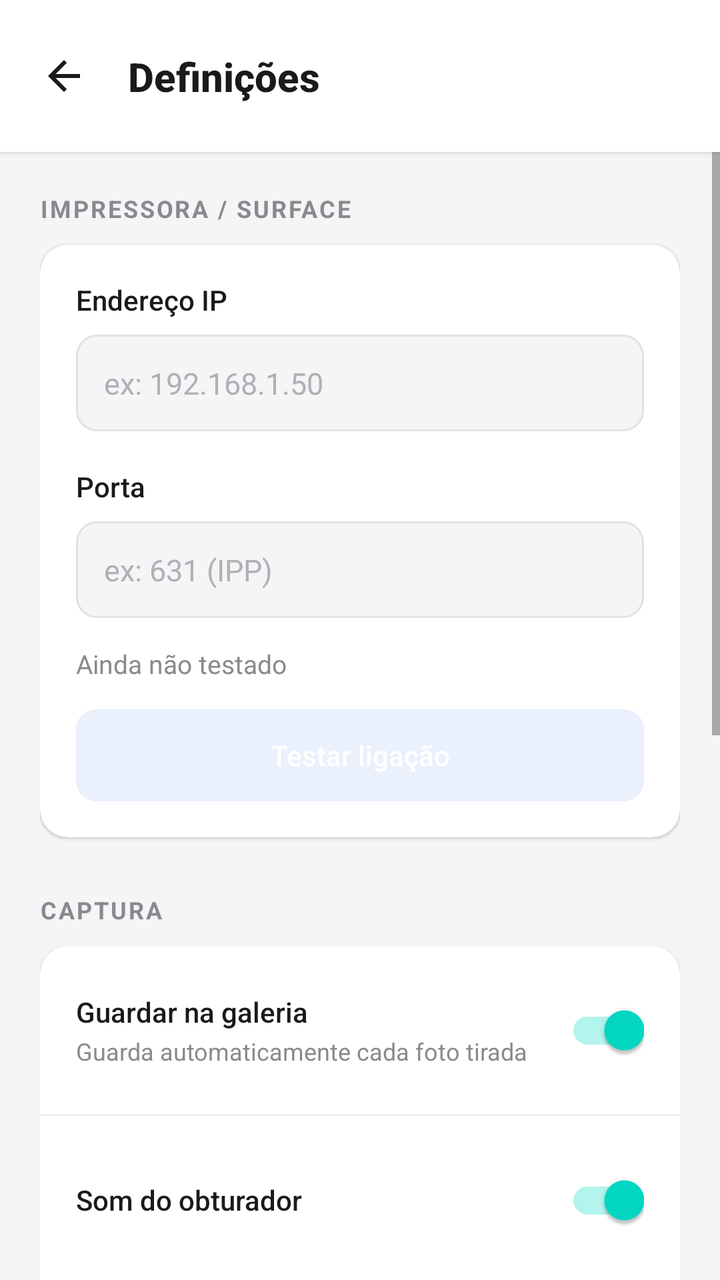
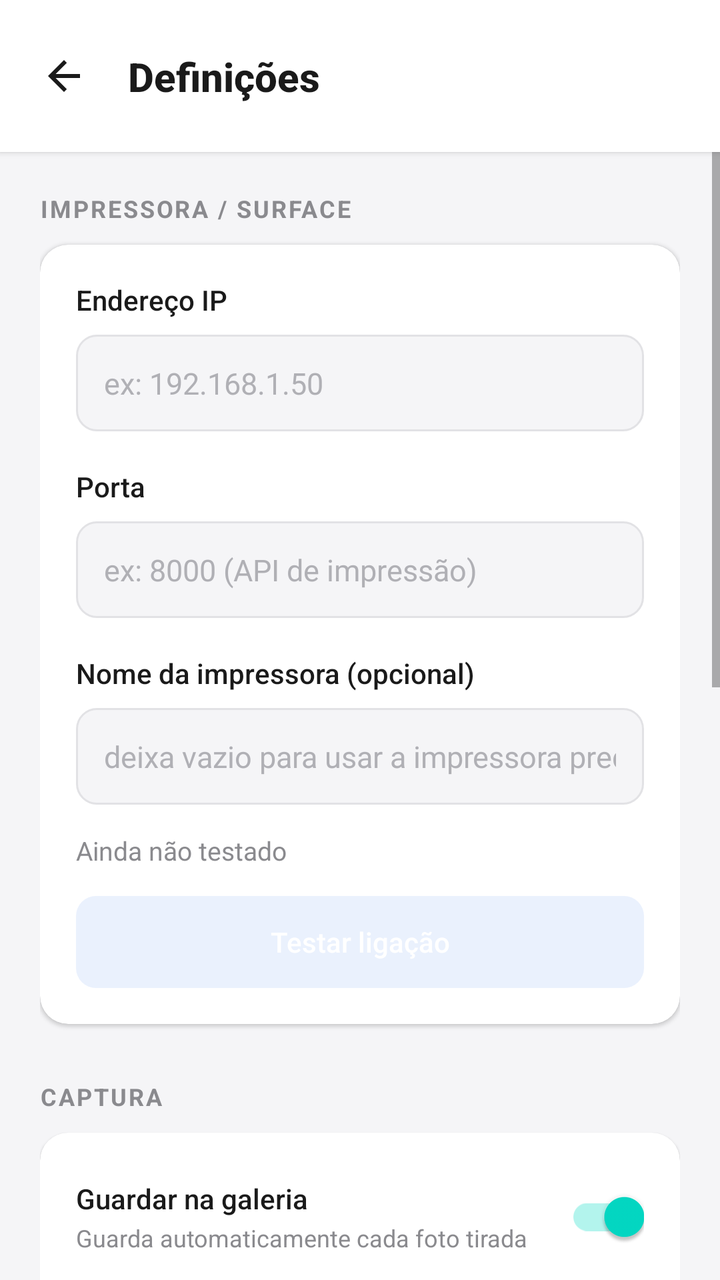

Two renders of the same Android screen: before a commit and after it. Below are the layout's source before the change and the commit's diff.
<!-- AndroidManifest.xml: application theme Theme.AutoPrint -->
<!-- res/layout/activity_def.xml -->
<?xml version="1.0" encoding="utf-8"?>
<androidx.constraintlayout.widget.ConstraintLayout xmlns:android="http://schemas.android.com/apk/res/android"
    xmlns:app="http://schemas.android.com/apk/res-auto"
    xmlns:tools="http://schemas.android.com/tools"
    android:id="@+id/main"
    android:layout_width="match_parent"
    android:layout_height="match_parent"
    android:background="#F5F5F7"
    tools:context=".DefActivity">

    
    <androidx.constraintlayout.widget.ConstraintLayout
        android:id="@+id/topBar"
        android:layout_width="0dp"
        android:layout_height="wrap_content"
        android:background="#FFFFFF"
        android:paddingTop="18dp"
        android:paddingBottom="18dp"
        android:elevation="2dp"
        app:layout_constraintTop_toTopOf="parent"
        app:layout_constraintStart_toStartOf="parent"
        app:layout_constraintEnd_toEndOf="parent">

        <ImageButton
            android:id="@+id/btnBack"
            android:layout_width="40dp"
            android:layout_height="40dp"
            android:layout_marginStart="12dp"
            android:background="?attr/selectableItemBackgroundBorderless"
            android:padding="8dp"
            android:src="@drawable/ic_back"
            android:contentDescription="Voltar"
            app:layout_constraintTop_toTopOf="parent"
            app:layout_constraintBottom_toBottomOf="parent"
            app:layout_constraintStart_toStartOf="parent" />

        <TextView
            android:layout_width="wrap_content"
            android:layout_height="wrap_content"
            android:text="Definições"
            android:textColor="#1A1A1A"
            android:textSize="20sp"
            android:textStyle="bold"
            android:fontFamily="sans-serif-medium"
            app:layout_constraintTop_toTopOf="parent"
            app:layout_constraintBottom_toBottomOf="parent"
            app:layout_constraintStart_toEndOf="@id/btnBack"
            android:layout_marginStart="12dp" />

    </androidx.constraintlayout.widget.ConstraintLayout>

    
    <ScrollView
        android:layout_width="0dp"
        android:layout_height="0dp"
        android:clipToPadding="false"
        android:paddingBottom="24dp"
        app:layout_constraintTop_toBottomOf="@id/topBar"
        app:layout_constraintBottom_toBottomOf="parent"
        app:layout_constraintStart_toStartOf="parent"
        app:layout_constraintEnd_toEndOf="parent">

        <LinearLayout
            android:layout_width="match_parent"
            android:layout_height="wrap_content"
            android:orientation="vertical"
            android:paddingHorizontal="20dp"
            android:paddingTop="20dp">

            
            <TextView
                android:layout_width="wrap_content"
                android:layout_height="wrap_content"
                android:text="IMPRESSORA / SURFACE"
                android:textColor="#8A8A8E"
                android:textSize="12sp"
                android:letterSpacing="0.08"
                android:textStyle="bold"
                android:layout_marginBottom="10dp" />

            <androidx.cardview.widget.CardView
                android:layout_width="match_parent"
                android:layout_height="wrap_content"
                app:cardCornerRadius="14dp"
                app:cardElevation="1dp"
                app:cardBackgroundColor="#FFFFFF">

                <LinearLayout
                    android:layout_width="match_parent"
                    android:layout_height="wrap_content"
                    android:orientation="vertical"
                    android:padding="18dp">

                    <TextView
                        android:layout_width="wrap_content"
                        android:layout_height="wrap_content"
                        android:text="Endereço IP"
                        android:textColor="#1A1A1A"
                        android:textSize="14sp"
                        android:fontFamily="sans-serif-medium" />

                    <EditText
                        android:id="@+id/editIp"
                        android:layout_width="match_parent"
                        android:layout_height="wrap_content"
                        android:layout_marginTop="8dp"
                        android:background="@drawable/bg_input_field"
                        android:hint="ex: 192.168.1.50"
                        android:textColorHint="#B0B0B5"
                        android:textColor="#1A1A1A"
                        android:textSize="15sp"
                        android:inputType="text"
                        android:imeOptions="actionNext"
                        android:maxLines="1"
                        android:padding="14dp" />

                    <TextView
                        android:layout_width="wrap_content"
                        android:layout_height="wrap_content"
                        android:layout_marginTop="18dp"
                        android:text="Porta"
                        android:textColor="#1A1A1A"
                        android:textSize="14sp"
                        android:fontFamily="sans-serif-medium" />

                    <EditText
                        android:id="@+id/editPort"
                        android:layout_width="match_parent"
                        android:layout_height="wrap_content"
                        android:layout_marginTop="8dp"
                        android:background="@drawable/bg_input_field"
                        android:hint="ex: 631 (IPP)"
                        android:textColorHint="#B0B0B5"
                        android:textColor="#1A1A1A"
                        android:textSize="15sp"
                        android:inputType="number"
                        android:imeOptions="actionDone"
                        android:maxLines="1"
                        android:padding="14dp" />

                    <TextView
                        android:id="@+id/txtConnectionStatus"
                        android:layout_width="wrap_content"
                        android:layout_height="wrap_content"
                        android:layout_marginTop="14dp"
                        android:text="Ainda não testado"
                        android:textColor="#8A8A8E"
                        android:textSize="13sp" />

                    <Button
                        android:id="@+id/btnTestConnection"
                        android:layout_width="match_parent"
                        android:layout_height="46dp"
                        android:layout_marginTop="14dp"
                        android:background="@drawable/bg_button_secondary"
                        android:text="Testar ligação"
                        android:textAllCaps="false"
                        android:textColor="#FFFFFF"
                        android:textSize="14sp"
                        android:fontFamily="sans-serif-medium"
                        android:elevation="0dp"
                        android:stateListAnimator="@null" />

                </LinearLayout>

            </androidx.cardview.widget.CardView>

            
            <TextView
                android:layout_width="wrap_content"
                android:layout_height="wrap_content"
                android:text="CAPTURA"
                android:textColor="#8A8A8E"
                android:textSize="12sp"
                android:letterSpacing="0.08"
                android:textStyle="bold"
                android:layout_marginTop="28dp"
                android:layout_marginBottom="10dp" />

            <androidx.cardview.widget.CardView
                android:layout_width="match_parent"
                android:layout_height="wrap_content"
                app:cardCornerRadius="14dp"
                app:cardElevation="1dp"
                app:cardBackgroundColor="#FFFFFF">

                <LinearLayout
                    android:layout_width="match_parent"
                    android:layout_height="wrap_content"
                    android:orientation="vertical">

                    
                    <LinearLayout
                        android:layout_width="match_parent"
                        android:layout_height="wrap_content"
                        android:orientation="horizontal"
                        android:gravity="center_vertical"
                        android:padding="18dp">

                        <LinearLayout
                            android:layout_width="0dp"
                            android:layout_height="wrap_content"
                            android:layout_weight="1"
                            android:orientation="vertical">

                            <TextView
                                android:layout_width="wrap_content"
                                android:layout_height="wrap_content"
                                android:text="Guardar na galeria"
                                android:textColor="#1A1A1A"
                                android:textSize="14sp"
                                android:fontFamily="sans-serif-medium" />

                            <TextView
                                android:layout_width="wrap_content"
                                android:layout_height="wrap_content"
                                android:text="Guarda automaticamente cada foto tirada"
                                android:textColor="#8A8A8E"
                                android:textSize="12sp"
                                android:layout_marginTop="2dp" />

                        </LinearLayout>

                        <androidx.appcompat.widget.SwitchCompat
                            android:id="@+id/switchSaveGallery"
                            android:layout_width="wrap_content"
                            android:layout_height="wrap_content"
                            android:checked="true" />

                    </LinearLayout>

                    <View
                        android:layout_width="match_parent"
                        android:layout_height="1dp"
                        android:background="#EFEFF1" />

                    
                    <LinearLayout
                        android:layout_width="match_parent"
                        android:layout_height="wrap_content"
                        android:orientation="horizontal"
                        android:gravity="center_vertical"
                        android:padding="18dp">

                        <TextView
                            android:layout_width="0dp"
                            android:layout_height="wrap_content"
                            android:layout_weight="1"
                            android:text="Som do obturador"
                            android:textColor="#1A1A1A"
                            android:textSize="14sp"
                            android:fontFamily="sans-serif-medium" />

                        <androidx.appcompat.widget.SwitchCompat
                            android:id="@+id/switchShutterSound"
                            android:layout_width="wrap_content"
                            android:layout_height="wrap_content"
                            android:checked="true" />

                    </LinearLayout>

                    <View
                        android:layout_width="match_parent"
                        android:layout_height="1dp"
                        android:background="#EFEFF1" />

                    
                    <LinearLayout
                        android:layout_width="match_parent"
                        android:layout_height="wrap_content"
                        android:orientation="horizontal"
                        android:gravity="center_vertical"
                        android:padding="18dp">

                        <TextView
                            android:layout_width="0dp"
                            android:layout_height="wrap_content"
                            android:layout_weight="1"
                            android:text="Mostrar grelha"
                            android:textColor="#1A1A1A"
                            android:textSize="14sp"
                            android:fontFamily="sans-serif-medium" />

                        <androidx.appcompat.widget.SwitchCompat
                            android:id="@+id/switchGrid"
                            android:layout_width="wrap_content"
                            android:layout_height="wrap_content"
                            android:checked="false" />

                    </LinearLayout>

                </LinearLayout>

            </androidx.cardview.widget.CardView>

            
            <TextView
                android:layout_width="wrap_content"
                android:layout_height="wrap_content"
                android:text="TEMPLATE"
                android:textColor="#8A8A8E"
                android:textSize="12sp"
                android:letterSpacing="0.08"
                android:textStyle="bold"
                android:layout_marginTop="28dp"
                android:layout_marginBottom="10dp" />

            <androidx.cardview.widget.CardView
                android:layout_width="match_parent"
                android:layout_height="wrap_content"
                app:cardCornerRadius="14dp"
                app:cardElevation="1dp"
                app:cardBackgroundColor="#FFFFFF">

                <LinearLayout
                    android:layout_width="match_parent"
                    android:layout_height="wrap_content"
                    android:orientation="vertical"
                    android:padding="18dp">

                    <TextView
                        android:layout_width="wrap_content"
                        android:layout_height="wrap_content"
                        android:text="Templates de impressão"
                        android:textColor="#1A1A1A"
                        android:textSize="14sp"
                        android:fontFamily="sans-serif-medium" />

                    <TextView
                        android:layout_width="wrap_content"
                        android:layout_height="wrap_content"
                        android:layout_marginTop="4dp"
                        android:text="Adiciona e escolhe qual o template usado ao imprimir"
                        android:textColor="#8A8A8E"
                        android:textSize="12sp" />

                    <Button
                        android:id="@+id/btnManageTemplates"
                        android:layout_width="match_parent"
                        android:layout_height="46dp"
                        android:layout_marginTop="14dp"
                        android:background="@drawable/bg_button_secondary"
                        android:text="Gerir templates"
                        android:textAllCaps="false"
                        android:textColor="#FFFFFF"
                        android:textSize="14sp"
                        android:fontFamily="sans-serif-medium"
                        android:elevation="0dp"
                        android:stateListAnimator="@null" />

                </LinearLayout>

            </androidx.cardview.widget.CardView>

            
            <TextView
                android:layout_width="wrap_content"
                android:layout_height="wrap_content"
                android:text="SOBRE"
                android:textColor="#8A8A8E"
                android:textSize="12sp"
                android:letterSpacing="0.08"
                android:textStyle="bold"
                android:layout_marginTop="28dp"
                android:layout_marginBottom="10dp" />

            <androidx.cardview.widget.CardView
                android:layout_width="match_parent"
                android:layout_height="wrap_content"
                app:cardCornerRadius="14dp"
                app:cardElevation="1dp"
                app:cardBackgroundColor="#FFFFFF">

                <LinearLayout
                    android:layout_width="match_parent"
                    android:layout_height="wrap_content"
                    android:orientation="horizontal"
                    android:gravity="center_vertical"
                    android:padding="18dp">

                    <TextView
                        android:layout_width="0dp"
                        android:layout_height="wrap_content"
                        android:layout_weight="1"
                        android:text="Versão da aplicação"
                        android:textColor="#1A1A1A"
                        android:textSize="14sp"
                        android:fontFamily="sans-serif-medium" />

                    <TextView
                        android:id="@+id/txtVersion"
                        android:layout_width="wrap_content"
                        android:layout_height="wrap_content"
                        android:text="1.0.0"
                        android:textColor="#8A8A8E"
                        android:textSize="14sp" />

                </LinearLayout>

            </androidx.cardview.widget.CardView>

            
            <Button
                android:id="@+id/btnSave"
                android:layout_width="match_parent"
                android:layout_height="52dp"
                android:layout_marginTop="28dp"
                android:background="@drawable/bg_button_primary"
                android:text="Guardar definições"
                android:textAllCaps="false"
                android:textColor="#FFFFFF"
                android:textSize="15sp"
                android:fontFamily="sans-serif-medium"
                android:elevation="0dp"
                android:stateListAnimator="@animator/small_button_press" />

        </LinearLayout>

    </ScrollView>

</androidx.constraintlayout.widget.ConstraintLayout>
<!-- resources referenced by this layout -->
<resources>
  <!-- drawable bg_button_primary (drawable) -->
  <?xml version="1.0" encoding="utf-8"?>
  <shape xmlns:android="http://schemas.android.com/apk/res/android" android:shape="rectangle">
      <solid android:color="#1A73E8" />
      <corners android:radius="12dp" />
  </shape>
  <!-- drawable bg_button_secondary (drawable) -->
  <?xml version="1.0" encoding="utf-8"?>
  <shape xmlns:android="http://schemas.android.com/apk/res/android" android:shape="rectangle">
      <solid android:color="#EAF1FD" />
      <corners android:radius="10dp" />
  </shape>
  <!-- drawable bg_input_field (drawable) -->
  <?xml version="1.0" encoding="utf-8"?>
  <shape xmlns:android="http://schemas.android.com/apk/res/android" android:shape="rectangle">
      <solid android:color="#F5F5F7" />
      <corners android:radius="10dp" />
      <stroke android:width="1dp" android:color="#E2E2E5" />
  </shape>
  <!-- drawable ic_back (drawable) -->
  <vector xmlns:android="http://schemas.android.com/apk/res/android"
      android:width="24dp" android:height="24dp"
      android:viewportWidth="24" android:viewportHeight="24"
      android:tint="#1A1A1A">
      <path android:fillColor="#1A1A1A"
          android:pathData="M20,11H7.83l5.59,-5.59L12,4l-8,8l8,8l1.41,-1.41L7.83,13H20V11z" />
  </vector>
  <style name="Theme.AutoPrint" parent="Theme.MaterialComponents.DayNight.NoActionBar">
          
          <item name="colorPrimary">@color/purple_500</item>
          <item name="colorPrimaryVariant">@color/purple_700</item>
          <item name="colorOnPrimary">@color/white</item>
          
          <item name="colorSecondary">@color/teal_200</item>
          <item name="colorSecondaryVariant">@color/teal_700</item>
          <item name="colorOnSecondary">@color/black</item>
          
          <item name="android:statusBarColor">?attr/colorPrimaryVariant</item>
          
      </style>
  <color name="purple_500">#FF6200EE</color>
  <color name="purple_700">#FF3700B3</color>
  <color name="white">#FFFFFFFF</color>
  <color name="teal_200">#FF03DAC5</color>
  <color name="teal_700">#FF018786</color>
  <color name="black">#FF000000</color>
</resources>

<!-- the commit's change to res/layout/activity_def.xml (unified diff, before → after) -->
@@ -129,11 +129,35 @@
                         android:layout_height="wrap_content"
                         android:layout_marginTop="8dp"
                         android:background="@drawable/bg_input_field"
-                        android:hint="ex: 631 (IPP)"
+                        android:hint="ex: 8000 (API de impressão)"
                         android:textColorHint="#B0B0B5"
                         android:textColor="#1A1A1A"
                         android:textSize="15sp"
                         android:inputType="number"
+                        android:imeOptions="actionNext"
+                        android:maxLines="1"
+                        android:padding="14dp" />
+
+                    <TextView
+                        android:layout_width="wrap_content"
+                        android:layout_height="wrap_content"
+                        android:layout_marginTop="18dp"
+                        android:text="Nome da impressora (opcional)"
+                        android:textColor="#1A1A1A"
+                        android:textSize="14sp"
+                        android:fontFamily="sans-serif-medium" />
+
+                    <EditText
+                        android:id="@+id/editPrinterName"
+                        android:layout_width="match_parent"
+                        android:layout_height="wrap_content"
+                        android:layout_marginTop="8dp"
+                        android:background="@drawable/bg_input_field"
+                        android:hint="deixa vazio para usar a impressora predefinida"
+                        android:textColorHint="#B0B0B5"
+                        android:textColor="#1A1A1A"
+                        android:textSize="15sp"
+                        android:inputType="text"
                         android:imeOptions="actionDone"
                         android:maxLines="1"
                         android:padding="14dp" />
@@ -153,13 +177,13 @@
                         android:layout_height="46dp"
                         android:layout_marginTop="14dp"
                         android:background="@drawable/bg_button_secondary"
+                        android:elevation="0dp"
+                        android:fontFamily="sans-serif-medium"
+                        android:stateListAnimator="@null"
                         android:text="Testar ligação"
                         android:textAllCaps="false"
-                        android:textColor="#FFFFFF"
-                        android:textSize="14sp"
-                        android:fontFamily="sans-serif-medium"
-                        android:elevation="0dp"
-                        android:stateListAnimator="@null" />
+                        android:textColor="#ffffff"
+                        android:textSize="14sp" />
 
                 </LinearLayout>
 
@@ -340,13 +364,13 @@
                         android:layout_height="46dp"
                         android:layout_marginTop="14dp"
                         android:background="@drawable/bg_button_secondary"
+                        android:elevation="0dp"
+                        android:fontFamily="sans-serif-medium"
+                        android:stateListAnimator="@null"
                         android:text="Gerir templates"
                         android:textAllCaps="false"
-                        android:textColor="#FFFFFF"
-                        android:textSize="14sp"
-                        android:fontFamily="sans-serif-medium"
-                        android:elevation="0dp"
-                        android:stateListAnimator="@null" />
+                        android:textColor="#ffffff"
+                        android:textSize="14sp" />
 
                 </LinearLayout>
 
